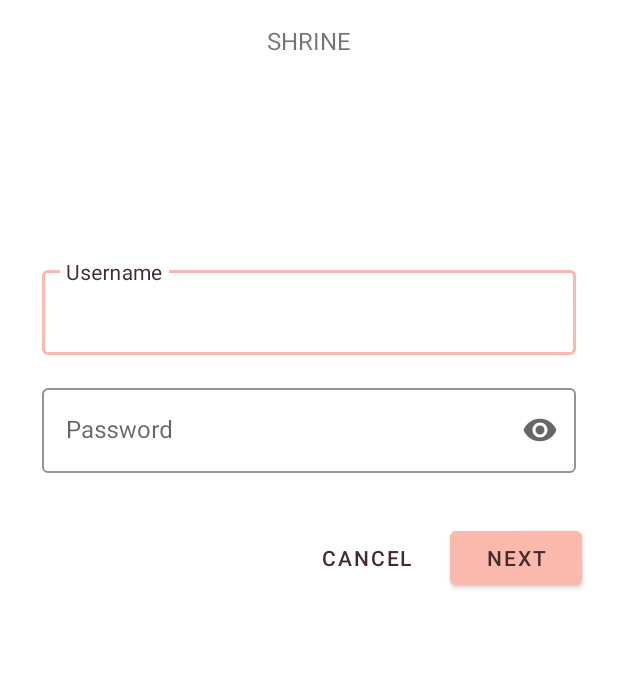
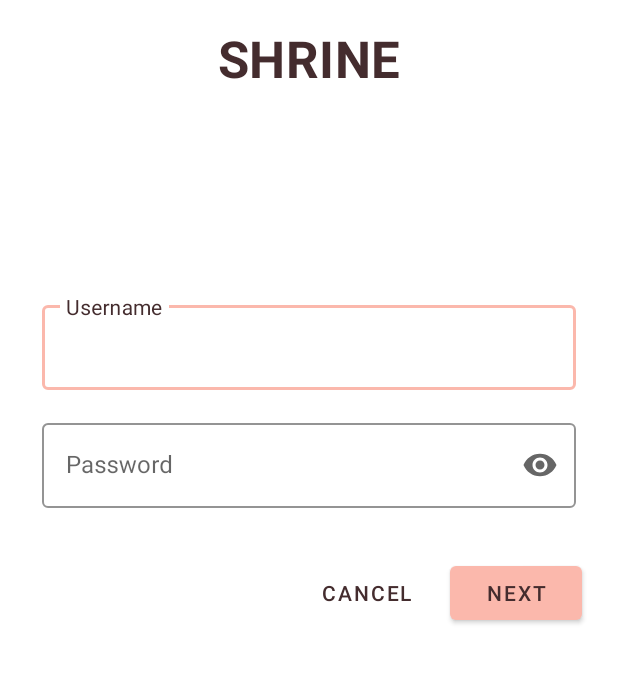
Before and after one commit to flaviokreis/android-study-2020, an Android app: the screen it shows after launch (MainActivity), on a phone screen of 412 x 824 dp, the part 204-888 px from its top. Run offline under Robolectric (Android 15) with nearby library versions, the phone set to English and light mode, and no system bars.

Commit message:
Update font sizes

```diff
--- a/shrine/app/src/main/res/layout/shr_login_fragment.xml
+++ b/shrine/app/src/main/res/layout/shr_login_fragment.xml
@@ -32,8 +32,7 @@
             android:layout_gravity="center_horizontal"
             android:layout_marginBottom="132dp"
             android:text="@string/shr_app_name"
-            android:textAllCaps="true"
-            android:textSize="16sp" />
+            android:textAppearance="@style/TextAppearance.Shrine.Title" />
 
         <com.google.android.material.textfield.TextInputLayout
             android:layout_width="match_parent"
--- a/shrine/app/src/main/res/layout/shr_product_card.xml
+++ b/shrine/app/src/main/res/layout/shr_product_card.xml
@@ -30,14 +30,16 @@
                 android:layout_width="match_parent"
                 android:layout_height="wrap_content"
                 android:text="@string/shr_product_title"
-                android:textAppearance="?attr/textAppearanceHeadline6" />
+                android:textAppearance="?attr/textAppearanceSubtitle2"
+                android:gravity="center_horizontal" />
 
             <TextView
                 android:id="@+id/product_price"
                 android:layout_width="match_parent"
                 android:layout_height="wrap_content"
                 android:text="@string/shr_product_description"
-                android:textAppearance="?attr/textAppearanceBody2" />
+                android:textAppearance="?attr/textAppearanceBody2"
+                android:gravity="center_horizontal" />
         </LinearLayout>
     </LinearLayout>
 </com.google.android.material.card.MaterialCardView>
--- a/shrine/app/src/main/res/values/styles.xml
+++ b/shrine/app/src/main/res/values/styles.xml
@@ -9,9 +9,14 @@
 
     <style name="Widget.Shrine.Toolbar" parent="Widget.MaterialComponents.Toolbar.Primary">
         <item name="android:background">?attr/colorAccent</item>
+        <item name="titleTextColor">@color/textColorPrimary</item>
         <item name="android:theme">@style/Theme.Shrine</item>
-        <item name="titleTextColor">@color/textColorPrimary</item>
         <item name="popupTheme">@style/ThemeOverlay.AppCompat.Light</item>
+        <item name="titleTextAppearance">@style/TextAppearance.Shrine.Toolbar</item>
+    </style>
+
+    <style name="TextAppearance.Shrine.Toolbar" parent="TextAppearance.MaterialComponents.Button">
+        <item name="android:textSize">16sp</item>
     </style>
 
     <style name="Widget.Shrine.TextInputLayout" parent="Widget.MaterialComponents.TextInputLayout.OutlinedBox">
@@ -34,4 +39,10 @@
         <item name="android:textColor">?android:attr/textColorPrimary</item>
     </style>
 
+    <style name="TextAppearance.Shrine.Title" parent="TextAppearance.MaterialComponents.Headline4">
+        <item name="textAllCaps">true</item>
+        <item name="android:textStyle">bold</item>
+        <item name="android:textColor">?android:attr/textColorPrimary</item>
+    </style>
+
 </resources>
```
